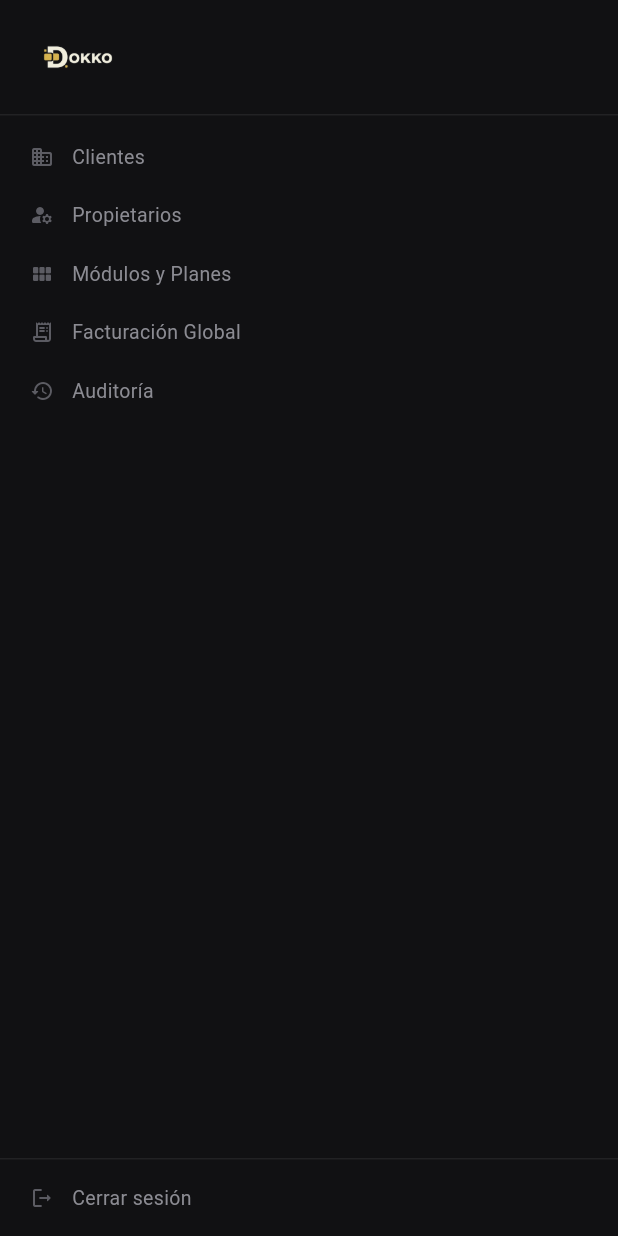
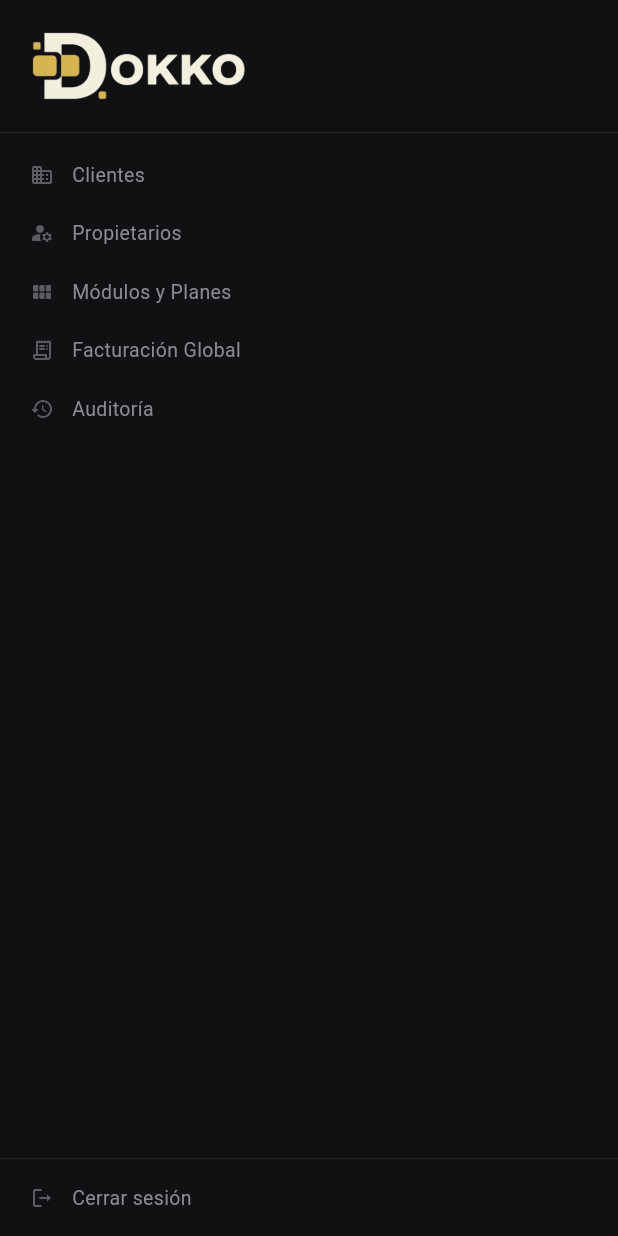
Before and after one commit to UXCodeSolutions/dokko, a Flutter app: the _SuperAdminSidebar widget shown alone on an empty page, opened directly, after a tap on "Cerrar sesión", on a phone screen of 412 x 824 dp. Run offline on Flutter 3.47's test engine with Material 3 defaults, Android fonts, the phone set to English and light mode, and no system bars; our stand-ins replace file_picker, fl_chart, flutter_dotenv, flutter_riverpod, go_router, pdf and 2 more; accounts and stored records are empty; network calls fail.

Commit message:
fix(branding): crop dead transparent space in logo PNGs and enlarge Dokko logo in sidebar and auth screens

```diff
--- a/dokko/lib/super_admin/presentation/super_admin_login_screen.dart
+++ b/dokko/lib/super_admin/presentation/super_admin_login_screen.dart
@@ -68,7 +68,7 @@ class _SuperAdminLoginScreenState extends ConsumerState<SuperAdminLoginScreen> {
                   // Logotipo grande de Dokko
                   Image.asset(
                     'assets/images/dokkologos/dokkoLogoClaro.png',
-                    height: 52,
+                    height: 64,
                     fit: BoxFit.contain,
                   ),
                   const SizedBox(height: DokkoTokens.space24),
--- a/dokko/lib/super_admin/shell/super_admin_shell.dart
+++ b/dokko/lib/super_admin/shell/super_admin_shell.dart
@@ -25,7 +25,7 @@ class SuperAdminShell extends ConsumerWidget {
               centerTitle: true,
               title: Image.asset(
                 'assets/images/dokkologos/dokkoLogoClaro.png',
-                height: 28,
+                height: 36,
                 fit: BoxFit.contain,
               ),
               leading: Builder(
@@ -69,7 +69,7 @@ class _SuperAdminSidebar extends ConsumerWidget {
     final currentLocation = GoRouterState.of(context).uri.toString();
 
     return Container(
-      width: isDrawer ? double.infinity : 220,
+      width: isDrawer ? double.infinity : 240,
       decoration: BoxDecoration(
         color: DokkoTokens.surface,
         border: isDrawer
@@ -82,7 +82,7 @@ class _SuperAdminSidebar extends ConsumerWidget {
           // Header — logotipo completo de Dokko
           Container(
             padding: const EdgeInsets.symmetric(
-              horizontal: DokkoTokens.space16,
+              horizontal: DokkoTokens.space20,
               vertical: DokkoTokens.space20,
             ),
             decoration: const BoxDecoration(
@@ -90,7 +90,7 @@ class _SuperAdminSidebar extends ConsumerWidget {
             ),
             child: Image.asset(
               'assets/images/dokkologos/dokkoLogoClaro.png',
-              height: 36,
+              height: 48,
               fit: BoxFit.contain,
               alignment: Alignment.centerLeft,
             ),
```
Also changed, not shown: dokko/assets/images/dokkologos/Dokko-isotipo.png, dokko/assets/images/dokkologos/DokkoIsoClaro.png, dokko/assets/images/dokkologos/dokko-logotipo.png, dokko/assets/images/dokkologos/dokkoLogoClaro.png.
